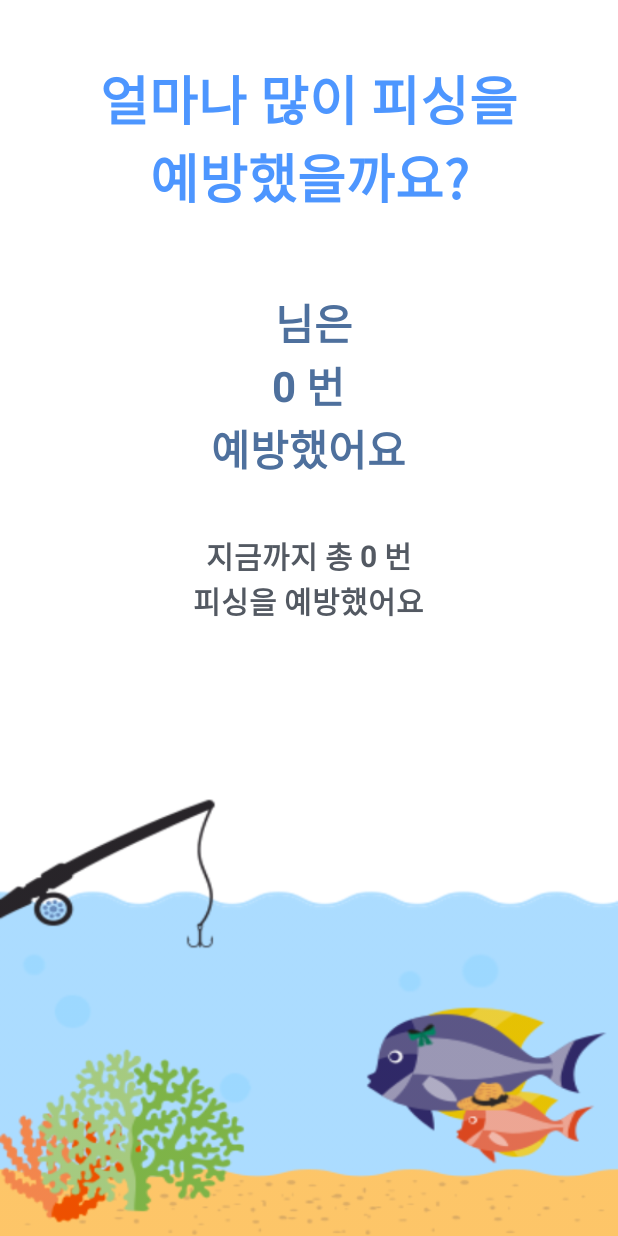
After one commit to Phikaso-Team/Phikaso, an Android app: the PreventActivity screen opened directly, with no data from a screen before it, on a phone screen of 412 x 824 dp. The commit adds this screen. Run offline under Robolectric (Android 15) with nearby library versions, the phone set to English and light mode, and no system bars.

Commit message:
개인별 피싱 예방 화면(이름, 총 예방 횟수)

```diff
--- a/app/src/main/AndroidManifest.xml
+++ b/app/src/main/AndroidManifest.xml
@@ -20,7 +20,7 @@
         <activity android:name=".activity.SignupActivity" />
         <activity android:name=".activity.MainActivity" />
         <activity android:name=".activity.RegisterActivity" />
-        <activity android:name=".activity.AlertActivity" />
+        <activity android:name=".activity.PreventActivity" />
         <activity android:name=".activity.SettingActivity" />
 
         <activity android:name=".activity.SplashActivity">
--- a/app/src/main/java/com/android/phikaso/activity/MainActivity.java
+++ b/app/src/main/java/com/android/phikaso/activity/MainActivity.java
@@ -66,6 +66,7 @@ public class MainActivity extends AppCompatActivity {
         textViewCount = findViewById(R.id.textViewCount);//전체 피해 사례
         switchProtection = findViewById(R.id.switchProtection);//실시간 보호
 
+        findViewById(R.id.phishingPrevent).setOnClickListener(onClickListener);//피싱 예방
         preventCountToday = (TextView) findViewById(R.id.main_count_today);
         preventCountAll   = (TextView) findViewById(R.id.main_count_all);
 
@@ -104,6 +105,9 @@ public class MainActivity extends AppCompatActivity {
                     Intent intentSetting = new Intent(getApplicationContext(), SettingActivity.class);
                     startActivity(intentSetting);
                     break;
+                case R.id.phishingPrevent://피싱 예방
+                    Intent intentPrevent = new Intent(getApplicationContext(), PreventActivity.class);
+                    startActivity(intentPrevent);
             }
         }
     };
--- /dev/null
+++ b/app/src/main/java/com/android/phikaso/activity/PreventActivity.java
@@ -0,0 +1,31 @@
+package com.android.phikaso.activity;
+
+import androidx.appcompat.app.AppCompatActivity;
+
+import android.annotation.SuppressLint;
+import android.os.Bundle;
+import android.widget.TextView;
+
+import com.android.phikaso.R;
+
+import com.android.phikaso.util.PreferenceManager;
+
+public class PreventActivity extends AppCompatActivity {
+    private TextView personalName;
+    private TextView personalCount;
+    private TextView preventCountAll;
+
+    @SuppressLint("SetTextI18n")
+    @Override
+    protected void onCreate(Bundle savedInstanceState) {
+        super.onCreate(savedInstanceState);
+        setContentView(R.layout.activity_prevent);
+
+        personalName = findViewById(R.id.personalName);
+        personalCount = findViewById(R.id.personalCount);
+        preventCountAll = findViewById(R.id.preventCountAll);
+
+        personalName.setText(PreferenceManager.getString(this, "personal-name"));
+        preventCountAll.setText(Integer.toString(PreferenceManager.getPreventCountAll(this)));
+    }
+}
--- a/app/src/main/java/com/android/phikaso/activity/SignupActivity.java
+++ b/app/src/main/java/com/android/phikaso/activity/SignupActivity.java
@@ -13,6 +13,7 @@ import androidx.appcompat.app.AppCompatActivity;
 
 import com.android.phikaso.R;
 import com.android.phikaso.model.UserModel;
+import com.android.phikaso.util.PreferenceManager;
 import com.google.android.gms.tasks.OnCompleteListener;
 import com.google.android.gms.tasks.Task;
 import com.google.firebase.auth.AuthResult;
@@ -47,6 +48,7 @@ public class SignupActivity extends AppCompatActivity {
     }
 
     private void signUp(){
+        String name = ((EditText)findViewById(R.id.editTextName)).getText().toString();
         String email = ((EditText)findViewById(R.id.editTextEmail)).getText().toString();
         String password = ((EditText)findViewById(R.id.editTextPassword)).getText().toString();
         String passwordCheck = ((EditText)findViewById(R.id.editTextPasswordCheck)).getText().toString();
@@ -60,9 +62,12 @@ public class SignupActivity extends AppCompatActivity {
                                 if (task.isSuccessful()) {
                                     final String uid = task.getResult().getUser().getUid();
                                     UserModel userModel = new UserModel();
+                                    userModel.name = name;
                                     userModel.email = email;
                                     userModel.uid = uid;
                                     mDatabase.getReference().child("users").child(uid).setValue(userModel);
+
+                                    PreferenceManager.setString(SignupActivity.this, "personal-name", name);
 
                                     Intent intent = new Intent(getApplicationContext(), MainActivity.class);
                                     startActivity(intent);
--- a/app/src/main/java/com/android/phikaso/model/UserModel.java
+++ b/app/src/main/java/com/android/phikaso/model/UserModel.java
@@ -1,6 +1,7 @@
 package com.android.phikaso.model;
 
 public class UserModel {
+    public String name;
     public String email;
     public String uid;
 }
--- a/app/src/main/res/layout/activity_main.xml
+++ b/app/src/main/res/layout/activity_main.xml
@@ -74,6 +74,7 @@
                 app:cardElevation="8dp">
 
                 <LinearLayout
+                    android:id="@+id/phishingPrevent"
                     android:layout_width="match_parent"
                     android:layout_height="match_parent"
                     android:layout_gravity="center"
--- /dev/null
+++ b/app/src/main/res/layout/activity_prevent.xml
@@ -0,0 +1,158 @@
+<?xml version="1.0" encoding="utf-8"?>
+<androidx.constraintlayout.widget.ConstraintLayout xmlns:android="http://schemas.android.com/apk/res/android"
+    xmlns:tools="http://schemas.android.com/tools"
+    android:layout_width="match_parent"
+    android:layout_height="match_parent"
+    xmlns:app="http://schemas.android.com/apk/res-auto"
+    tools:context=".activity.PreventActivity">
+
+    <TextView
+        android:id="@+id/textView1"
+        android:layout_width="match_parent"
+        android:layout_height="wrap_content"
+        android:gravity="center"
+        android:text="얼마나 많이 피싱을\n예방했을까요?"
+        android:textColor="@color/phikaso"
+        android:textSize="35sp"
+        android:textStyle="bold"
+        android:layout_marginTop="40dp"
+        app:layout_constraintLeft_toLeftOf="parent"
+        app:layout_constraintRight_toRightOf="parent"
+        app:layout_constraintTop_toTopOf="parent" />
+
+    <LinearLayout
+        android:id="@+id/linearLayout1"
+        android:layout_width="match_parent"
+        android:layout_height="wrap_content"
+        android:layout_marginTop="50dp"
+        android:gravity="center"
+        app:layout_constraintLeft_toLeftOf="parent"
+        app:layout_constraintRight_toRightOf="parent"
+        app:layout_constraintTop_toBottomOf="@id/textView1">
+
+        <TextView
+            android:id="@+id/personalName"
+            android:layout_width="wrap_content"
+            android:layout_height="wrap_content"
+            android:text="이름"
+            android:textColor="#4E709D"
+            android:textSize="28sp"
+            android:textStyle="bold" />
+        <TextView
+            android:layout_width="wrap_content"
+            android:layout_height="wrap_content"
+            android:text=" 님은"
+            android:textColor="#4E709D"
+            android:textSize="28sp"
+            android:textStyle="bold" />
+
+    </LinearLayout>
+
+    <LinearLayout
+        android:id="@+id/linearLayout2"
+        android:layout_width="match_parent"
+        android:layout_height="wrap_content"
+        android:gravity="center"
+        app:layout_constraintLeft_toLeftOf="parent"
+        app:layout_constraintRight_toRightOf="parent"
+        app:layout_constraintTop_toBottomOf="@id/linearLayout1">
+
+        <TextView
+            android:id="@+id/personalCount"
+            android:layout_width="wrap_content"
+            android:layout_height="wrap_content"
+            android:text="0"
+            android:textColor="#4E709D"
+            android:textSize="28sp"
+            android:textStyle="bold" />
+        <TextView
+            android:layout_width="wrap_content"
+            android:layout_height="wrap_content"
+            android:text=" 번"
+            android:textColor="#4E709D"
+            android:textSize="28sp"
+            android:textStyle="bold" />
+
+    </LinearLayout>
+
+    <LinearLayout
+        android:id="@+id/linearLayout3"
+        android:layout_width="match_parent"
+        android:layout_height="wrap_content"
+        android:gravity="center"
+        app:layout_constraintLeft_toLeftOf="parent"
+        app:layout_constraintRight_toRightOf="parent"
+        app:layout_constraintTop_toBottomOf="@id/linearLayout2">
+
+        <TextView
+            android:layout_width="wrap_content"
+            android:layout_height="wrap_content"
+            android:text="예방했어요"
+            android:textColor="#4E709D"
+            android:textSize="28sp"
+            android:textStyle="bold" />
+
+    </LinearLayout>
+
+    <LinearLayout
+        android:id="@+id/linearLayout4"
+        android:layout_width="match_parent"
+        android:layout_height="wrap_content"
+        android:gravity="center"
+        android:layout_marginTop="35dp"
+        app:layout_constraintLeft_toLeftOf="parent"
+        app:layout_constraintRight_toRightOf="parent"
+        app:layout_constraintTop_toBottomOf="@id/linearLayout3">
+
+        <TextView
+            android:layout_width="wrap_content"
+            android:layout_height="wrap_content"
+            android:text="지금까지 총 "
+            android:textColor="#535962"
+            android:textSize="20sp"
+            android:textStyle="bold" />
+        <TextView
+            android:id="@+id/preventCountAll"
+            android:layout_width="wrap_content"
+            android:layout_height="wrap_content"
+            android:text="0"
+            android:textColor="#535962"
+            android:textSize="20sp"
+            android:textStyle="bold" />
+        <TextView
+            android:layout_width="wrap_content"
+            android:layout_height="wrap_content"
+            android:text=" 번"
+            android:textColor="#535962"
+            android:textSize="20sp"
+            android:textStyle="bold" />
+
+    </LinearLayout>
+
+    <LinearLayout
+        android:layout_width="match_parent"
+        android:layout_height="wrap_content"
+        android:gravity="center"
+        app:layout_constraintLeft_toLeftOf="parent"
+        app:layout_constraintRight_toRightOf="parent"
+        app:layout_constraintTop_toBottomOf="@id/linearLayout4">
+
+        <TextView
+            android:layout_width="wrap_content"
+            android:layout_height="wrap_content"
+            android:text="피싱을 예방했어요"
+            android:textColor="#535962"
+            android:textSize="20sp"
+            android:textStyle="bold" />
+
+    </LinearLayout>
+
+    <ImageView
+        android:layout_width="match_parent"
+        android:layout_height="300dp"
+        android:background="@drawable/prevent"
+        app:layout_constraintBottom_toBottomOf="parent"
+        app:layout_constraintLeft_toLeftOf="parent"
+        app:layout_constraintRight_toRightOf="parent" />
+
+</androidx.constraintlayout.widget.ConstraintLayout>
```
Also changed, not shown: app/src/main/java/com/android/phikaso/activity/AlertActivity.java (deleted, +0 -16 lines), app/src/main/java/com/android/phikaso/activity/LoginActivity.java (+41 -19 lines), app/src/main/res/layout/activity_alert.xml (deleted, +0 -19 lines), app/src/main/res/layout/activity_signup.xml (+15 -2 lines), app/src/main/res/drawable-v24/prevent.png (renamed from app/src/main/res/drawable-v24/alert.png), app/src/main/res/drawable/police.png (deleted).
